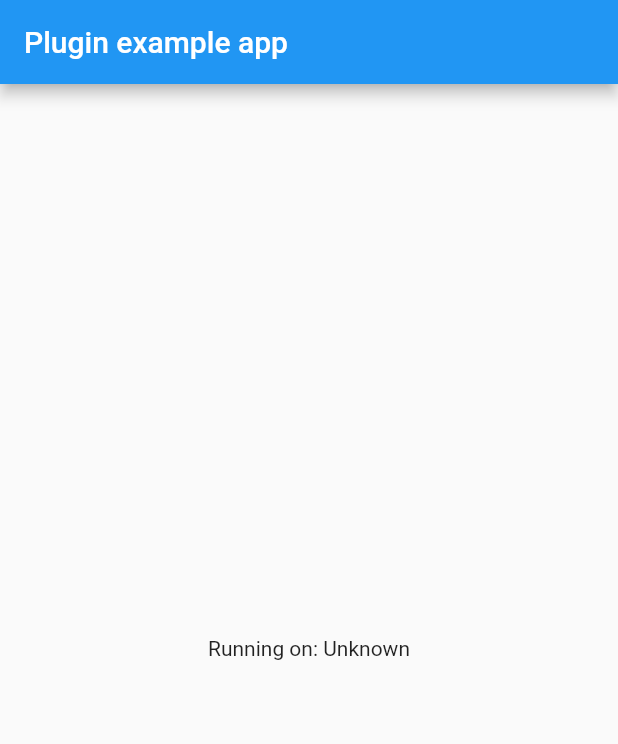
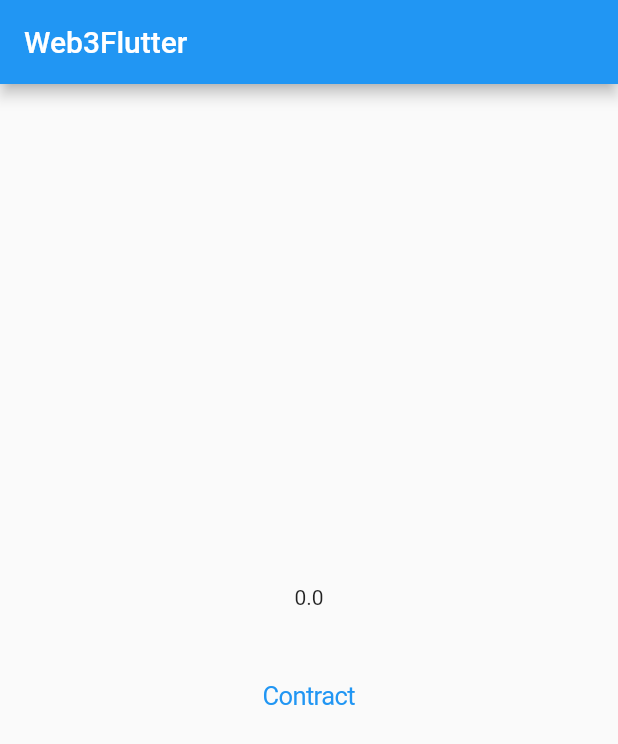
Before and after one commit to nelsoncampos-cloudwalk/web3flutter, a Flutter app: the screen it shows after launch, on a phone screen of 412 x 824 dp. Shown: the top 744 px of the screen. Run offline on Flutter 3.47's test engine with Material 2 defaults, Android fonts, the phone set to English and light mode, and no system bars; missing offline and left inert: web3dart.

Commit message:
feat: creating the exemple

```diff
--- a/example/lib/main.dart
+++ b/example/lib/main.dart
@@ -1,8 +1,7 @@
+import 'package:flutter/cupertino.dart';
 import 'package:flutter/material.dart';
-import 'dart:async';
-
-import 'package:flutter/services.dart';
 import 'package:web3flutter/web3flutter.dart';
+import 'smart_contracts/brlc.dart';
 
 void main() {
   runApp(const MyApp());
@@ -16,34 +15,20 @@ class MyApp extends StatefulWidget {
 }
 
 class _MyAppState extends State<MyApp> {
-  String _platformVersion = 'Unknown';
+  final web3 = Web3Flutter(
+    url: 'https://rpc.mainnet.cloudwalk.io',
+    publicKey: '0x75A9A96C4870eF0F269e653A25A3ff4De8F5C171',
+  );
+
+  double balance = 0;
+  String owner = '';
+  String symbol = '';
+  late final Brlc brlc;
 
   @override
   void initState() {
+    brlc = Brlc(web3: web3);
     super.initState();
-    initPlatformState();
-  }
-
-  // Platform messages are asynchronous, so we initialize in an async method.
-  Future<void> initPlatformState() async {
-    String platformVersion;
-    // Platform messages may fail, so we use a try/catch PlatformException.
-    // We also handle the message potentially returning null.
-    try {
-      platformVersion =
-          await Web3flutter.platformVersion ?? 'Unknown platform version';
-    } on PlatformException {
-      platformVersion = 'Failed to get platform version.';
-    }
-
-    // If the widget was removed from the tree while the asynchronous platform
-    // message was in flight, we want to discard the reply rather than calling
-    // setState to update our non-existent appearance.
-    if (!mounted) return;
-
-    setState(() {
-      _platformVersion = platformVersion;
-    });
   }
 
   @override
@@ -51,10 +36,30 @@ class _MyAppState extends State<MyApp> {
     return MaterialApp(
       home: Scaffold(
         appBar: AppBar(
-          title: const Text('Plugin example app'),
+          title: const Text('Web3Flutter'),
         ),
-        body: Center(
-          child: Text('Running on: $_platformVersion\n'),
+        body: Column(
+          mainAxisAlignment: MainAxisAlignment.center,
+          children: [
+            Center(
+              child: Text(balance.toString()),
+            ),
+            Center(
+              child: Text(owner),
+            ),
+            Center(
+              child: Text(symbol),
+            ),
+            CupertinoButton(
+              child: const Text('Contract'),
+              onPressed: () async {
+                balance = await brlc.balanceOf(account: web3.address);
+                owner = (await brlc.owner()).hex;
+                symbol = await brlc.symbol();
+                setState(() {});
+              },
+            ),
+          ],
         ),
       ),
     );
--- a/lib/web3flutter.dart
+++ b/lib/web3flutter.dart
@@ -1 +1,2 @@
-export 'package:web3flutter/web3flutter.dart';
+export 'src/web3flutter.dart';
+export 'package:web3dart/web3dart.dart';
```
Also changed, not shown: example/assets/abi/brlc.json (added, +1 -0 lines), example/pubspec.yaml (+4 -59 lines), lib/src/web3flutter.dart (+19 -12 lines), pubspec.yaml (+2 -5 lines), example/pubspec.lock, 41 other files.
